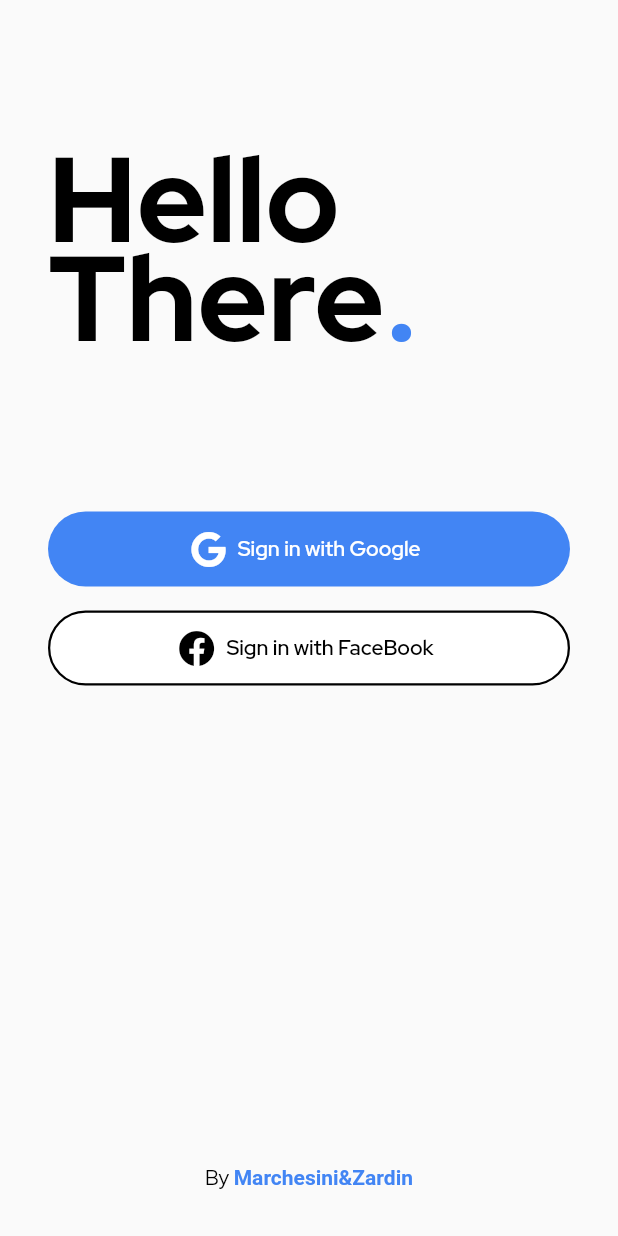
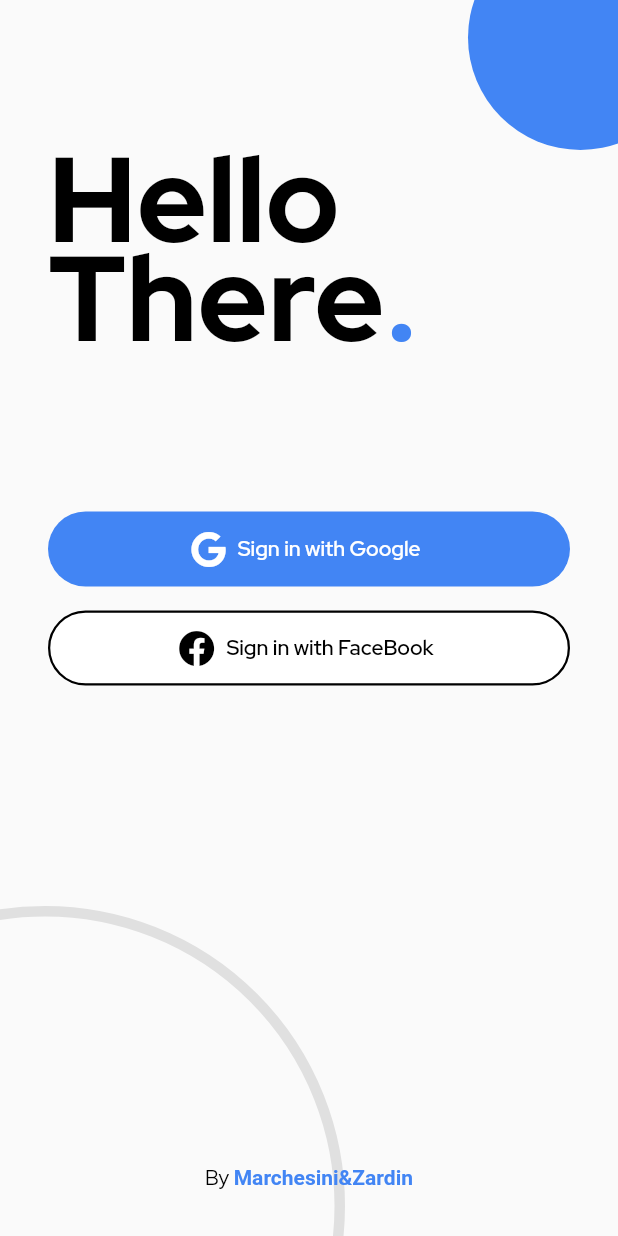
Before and after one commit to fbarsotti/Consegne_App, a Flutter app: the screen it shows after launch, on a phone screen of 412 x 824 dp. Run offline on Flutter 3.47's test engine with Material 2 defaults, Android fonts, the phone set to English and light mode, and no system bars; our stand-ins replace cloud_firestore, firebase_auth, firebase_core, font_awesome_flutter, google_sign_in; accounts and stored records are empty.

Commit message:
Alert dialog updates + login completed

```diff
--- a/todo/lib/Page/login_page.dart
+++ b/todo/lib/Page/login_page.dart
@@ -14,7 +14,36 @@ class _LoginPageState extends State<LoginPage> {
   @override
   Widget build(BuildContext context) {
     return Scaffold(
-      body: Padding(
+      body: Stack(
+        children: [
+          Positioned(
+            top: -50,
+            right: -50,
+            child: Container(
+              height: 150,
+              width: 150,
+              decoration: const BoxDecoration(
+                shape: BoxShape.circle,
+                color: Color(0xff4285F4),
+              ),
+            ),
+          ),
+          Positioned(
+            bottom: -180,
+            left: -170,
+            child: Container(
+              height: 400,
+              width: 400,
+              decoration: BoxDecoration(
+                shape: BoxShape.circle,
+                border: Border.all(
+                  color: Colors.grey.shade300,
+                  width: 7,
+                ),
+              ),
+            ),
+          ),
+          Padding(
             padding: const EdgeInsets.all(32.0),
             child: Column(
               crossAxisAlignment: CrossAxisAlignment.center,
@@ -67,8 +96,8 @@ class _LoginPageState extends State<LoginPage> {
                     ),
                   ),
                   onPressed: () {
-                final provider =
-                    Provider.of<GoogleSignInProvider>(context, listen: false);
+                    final provider = Provider.of<GoogleSignInProvider>(context,
+                        listen: false);
                     provider.googleLogin();
                   },
                 ),
@@ -127,6 +156,8 @@ class _LoginPageState extends State<LoginPage> {
               ],
             ),
           ),
+        ],
+      ),
     );
   }
 }
```
Also changed, not shown: todo/lib/Page/show_element.dart (+102 -88 lines). Lines whose indentation alone changed are shown as unchanged.
